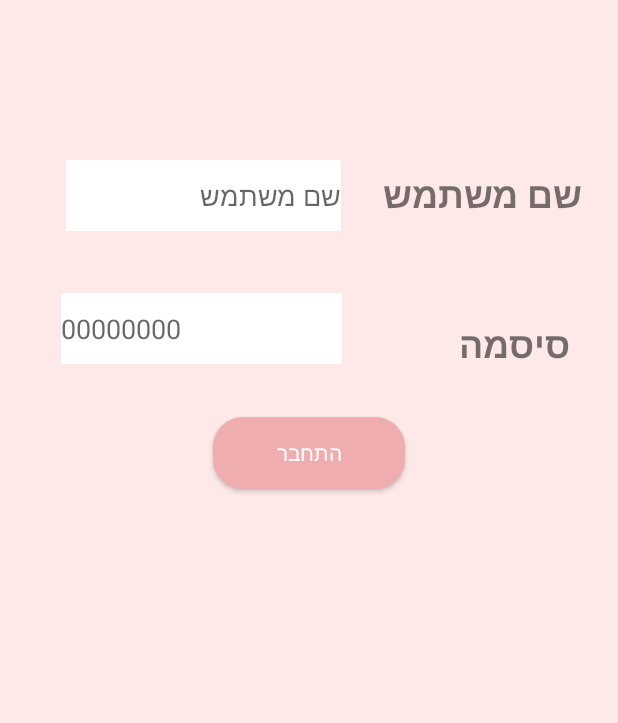
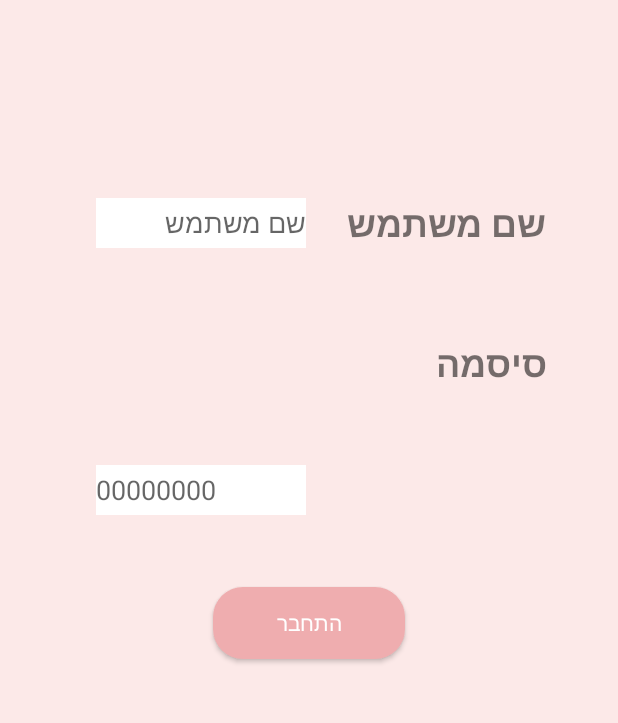
Before and after one commit to renen-s/IrlenGlasses, an Android app: the screen it shows after launch (LoginActivity), on a phone screen of 412 x 824 dp, the part 282-1005 px from its top. Run offline under Robolectric (Android 15) with nearby library versions, the phone set to English and light mode, and no system bars; our stand-ins replace Firebase (no records; nobody signed in at launch, a user with empty details on screens opened directly).

Commit message:
upgrade gradlew , fix layout constraints

```diff
--- a/app/src/main/java/com/irlenglasses/intro/CreateUserActivity.java
+++ b/app/src/main/java/com/irlenglasses/intro/CreateUserActivity.java
@@ -49,7 +49,7 @@ public class CreateUserActivity extends AppCompatActivity implements
         colorRGBEditText = findViewById(R.id.colorRGBEditText);
 
         String name = getIntent().getStringExtra("user_name");
-        greetingTextView.setText(getString(R.string.greeting_text_prefix) + name);
+        greetingTextView.setText(getString(R.string.greeting_text_prefix)+" "+ name);
 
         radioGroup.setOnCheckedChangeListener(new RadioGroup.OnCheckedChangeListener() {
             @Override
--- a/app/src/main/res/layout/activity_login.xml
+++ b/app/src/main/res/layout/activity_login.xml
@@ -23,73 +23,33 @@
         android:scaleType="fitXY"
         app:srcCompat="@drawable/logo" />
 
-    <TextView
-        android:id="@+id/field_text_description_username"
-        android:layout_width="146dp"
+    <androidx.constraintlayout.widget.ConstraintLayout
+        android:layout_width="match_parent"
+        android:layout_height="374dp"
+        android:layout_below="@+id/login_logo_holder"
+        android:layout_alignParentBottom="true"
+        android:layout_marginTop="56dp"
+        android:layout_marginBottom="41dp">
+
+        <Button
+            android:id="@+id/loginButton"
+            style="@style/Widget.AppCompat.Button.Colored"
+            android:layout_width="128dp"
             android:layout_height="wrap_content"
-        android:layout_alignStart="@+id/login_logo_holder"
-        android:layout_alignLeft="@+id/login_logo_holder"
-        android:layout_alignEnd="@+id/login_logo_holder"
-        android:layout_alignRight="@+id/login_logo_holder"
-        android:layout_alignBottom="@+id/login_logo_holder"
-        android:layout_marginStart="98dp"
-        android:layout_marginLeft="98dp"
-        android:layout_marginEnd="-124dp"
-        android:layout_marginRight="-124dp"
-        android:layout_marginBottom="-146dp"
-        android:text="@string/userName"
-        android:textSize="24sp"
-        android:textStyle="bold" />
-
-    <EditText
-        android:id="@+id/login_user_name_input_field"
-        android:layout_width="183dp"
-        android:layout_height="wrap_content"
-        android:layout_alignTop="@+id/field_text_description_password"
-        android:layout_alignEnd="@+id/field_text_description_password"
-        android:layout_alignRight="@+id/field_text_description_password"
-        android:layout_alignBottom="@+id/field_text_description_password"
-        android:layout_marginTop="-106dp"
-        android:layout_marginEnd="152dp"
-        android:layout_marginRight="152dp"
-        android:layout_marginBottom="92dp"
-        android:autofillHints=""
-        android:background="#FFFFFF"
-        android:hint="@string/userName"
-        android:inputType="textPersonName"
-        android:visibility="visible"
-        tools:targetApi="o" />
-
-    <TextView
-        android:id="@+id/field_text_description_password"
-        android:layout_width="146dp"
-        android:layout_height="wrap_content"
-        android:layout_alignStart="@+id/login_logo_holder"
-        android:layout_alignLeft="@+id/login_logo_holder"
-        android:layout_alignEnd="@+id/login_logo_holder"
-        android:layout_alignRight="@+id/login_logo_holder"
-        android:layout_alignBottom="@+id/login_logo_holder"
-        android:layout_marginStart="89dp"
-        android:layout_marginLeft="89dp"
-        android:layout_marginEnd="-115dp"
-        android:layout_marginRight="-115dp"
-        android:layout_marginBottom="-246dp"
-        android:text="@string/passwordTxt"
-        android:textSize="24sp"
-        android:textStyle="bold" />
+            android:layout_marginBottom="32dp"
+            android:background="@layout/rounded_button_settings"
+            android:scrollbarAlwaysDrawHorizontalTrack="true"
+            android:text="@string/Login"
+            app:layout_constraintBottom_toBottomOf="parent"
+            app:layout_constraintEnd_toEndOf="parent"
+            app:layout_constraintStart_toStartOf="parent"
+            app:layout_constraintTop_toBottomOf="@+id/field_text_description_password" />
 
         <EditText
             android:id="@+id/login_password_input_field"
-        android:layout_width="187dp"
-        android:layout_height="wrap_content"
-        android:layout_alignTop="@+id/field_text_description_password"
-        android:layout_alignEnd="@+id/field_text_description_password"
-        android:layout_alignRight="@+id/field_text_description_password"
-        android:layout_alignBottom="@+id/field_text_description_password"
-        android:layout_marginTop="-17dp"
-        android:layout_marginEnd="151dp"
-        android:layout_marginRight="151dp"
-        android:layout_marginBottom="3dp"
+            android:layout_width="140dp"
+            android:layout_height="33dp"
+            android:layout_marginBottom="44dp"
             android:autofillHints=""
             android:background="#FFFFFF"
             android:ems="10"
@@ -97,17 +57,61 @@
             android:imeActionLabel="@string/pswd_Lbl"
             android:inputType="numberPassword"
             android:visibility="visible"
+            app:layout_constraintBottom_toTopOf="@id/loginButton"
+            app:layout_constraintEnd_toStartOf="@+id/field_text_description_password"
+            app:layout_constraintHorizontal_bias="0.551"
+            app:layout_constraintStart_toStartOf="parent"
+            app:layout_constraintTop_toBottomOf="@+id/login_user_name_input_field"
+            app:layout_constraintVertical_bias="0.971"
+            tools:layout_conversion_absoluteHeight="0dp"
+            tools:layout_conversion_absoluteWidth="0dp"
             tools:targetApi="o" />
 
-    <Button
-        android:id="@+id/loginButton"
-        style="@style/Widget.AppCompat.Button.Colored"
-        android:layout_width="128dp"
+        <EditText
+            android:id="@+id/login_user_name_input_field"
+            android:layout_width="140dp"
+            android:layout_height="33dp"
+            android:layout_marginTop="76dp"
+            android:autofillHints=""
+            android:background="#FFFFFF"
+            android:hint="@string/userName"
+            android:inputType="textPersonName"
+            android:visibility="visible"
+            app:layout_constraintStart_toStartOf="@+id/login_password_input_field"
+            app:layout_constraintTop_toTopOf="parent"
+            tools:layout_conversion_absoluteHeight="0dp"
+            tools:layout_conversion_absoluteWidth="0dp"
+            tools:targetApi="o" />
+
+        <TextView
+            android:id="@+id/field_text_description_username"
+            android:layout_width="wrap_content"
             android:layout_height="wrap_content"
-        android:layout_below="@+id/login_password_input_field"
-        android:layout_centerHorizontal="true"
-        android:layout_marginTop="32dp"
-        android:background="@layout/rounded_button_settings"
-        android:text="@string/Login" />
+            android:layout_marginTop="76dp"
+            android:text="@string/userName"
+            android:textSize="24sp"
+            android:textStyle="bold"
+            app:layout_constraintEnd_toEndOf="@+id/field_text_description_password"
+            app:layout_constraintHorizontal_bias="1.0"
+            app:layout_constraintStart_toStartOf="@+id/field_text_description_password"
+            app:layout_constraintTop_toTopOf="parent"
+            tools:layout_conversion_absoluteHeight="0dp"
+            tools:layout_conversion_absoluteWidth="0dp" />
+
+        <TextView
+            android:id="@+id/field_text_description_password"
+            android:layout_width="107dp"
+            android:layout_height="42dp"
+            android:layout_marginTop="60dp"
+            android:layout_marginEnd="48dp"
+            android:layout_marginRight="48dp"
+            android:text="@string/passwordTxt"
+            android:textSize="24sp"
+            android:textStyle="bold"
+            app:layout_constraintEnd_toEndOf="parent"
+            app:layout_constraintTop_toBottomOf="@+id/field_text_description_username"
+            tools:layout_conversion_absoluteHeight="0dp"
+            tools:layout_conversion_absoluteWidth="0dp" />
+    </androidx.constraintlayout.widget.ConstraintLayout>
 
 </RelativeLayout>
--- a/build.gradle
+++ b/build.gradle
@@ -7,7 +7,7 @@ buildscript {
 
     }
     dependencies {
-        classpath 'com.android.tools.build:gradle:3.4.2'
+        classpath 'com.android.tools.build:gradle:3.5.0'
         classpath 'com.google.gms:google-services:4.2.0'
         // NOTE: Do not place your application dependencies here; they belong
         // in the individual module build.gradle files
```
Also changed, not shown: app/src/main/res/layout/activity_color_blending.xml (+26 -22 lines), gradle/wrapper/gradle-wrapper.properties. Lines whose indentation alone changed are shown as unchanged.
